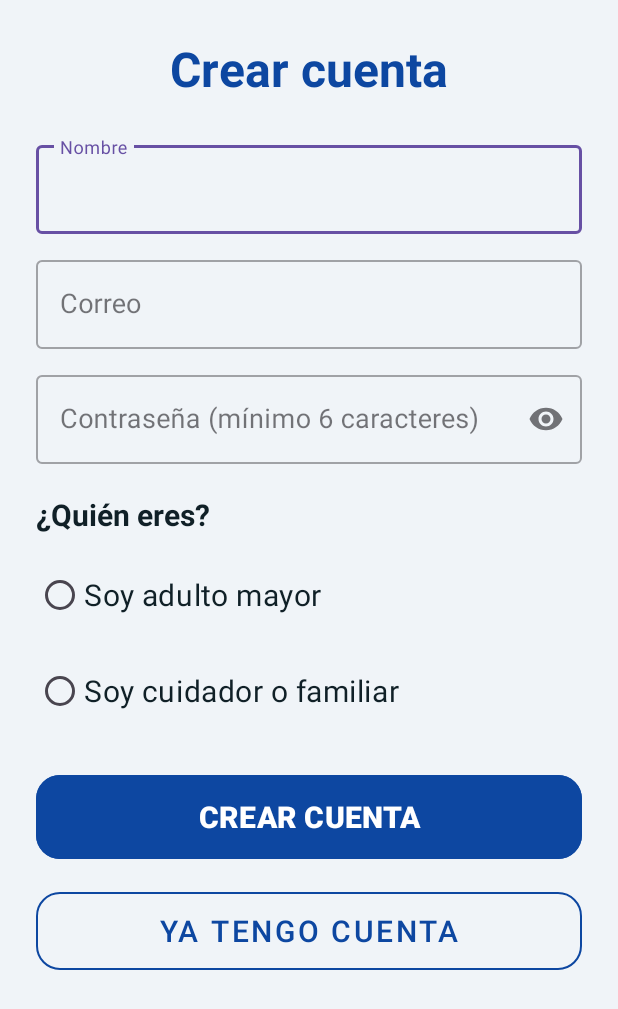
After one commit to Riho1567/MediBuddy, an Android app: the RegistroCuentaActivity screen opened directly, with no data from a screen before it, on a phone screen of 412 x 824 dp. The commit adds this screen. Shown: the top 1009 px of the screen. Run offline under Robolectric (Android 15) with nearby library versions, the phone set to English and light mode, and no system bars.

Commit message:
Agrega registro de cuenta con elección de perfil

```diff
--- a/app/src/main/AndroidManifest.xml
+++ b/app/src/main/AndroidManifest.xml
@@ -16,6 +16,12 @@
         android:roundIcon="@mipmap/ic_launcher_round"
         android:supportsRtl="true"
         android:theme="@style/Theme.MediBox">
+
+
+        <activity
+            android:name=".ui.RegistroCuentaActivity"
+            android:exported="false"
+            android:windowSoftInputMode="adjustResize" />
 
         <!-- Pantalla inicial: Login estético -->
         <activity
--- a/app/src/main/java/com/medibox/ui/LoginActivity.kt
+++ b/app/src/main/java/com/medibox/ui/LoginActivity.kt
@@ -21,8 +21,14 @@ class LoginActivity : AppCompatActivity() {
             val intent = Intent(this, MainActivity::class.java).apply {
                 putExtra("USUARIO_NOMBRE", usuario)
             }
+
+
             startActivity(intent)
             finish()
         }
+
+        findViewById<Button>(R.id.btnIrRegistro).setOnClickListener {
+            startActivity(Intent(this, RegistroCuentaActivity::class.java))
+        }
     }
 }
--- /dev/null
+++ b/app/src/main/java/com/medibox/ui/RegistroCuentaActivity.kt
@@ -0,0 +1,66 @@
+package com.medibox.ui
+
+import android.content.Context
+import android.content.Intent
+import android.os.Bundle
+import android.widget.RadioGroup
+import android.widget.TextView
+import androidx.appcompat.app.AppCompatActivity
+import com.google.android.material.button.MaterialButton
+import com.google.android.material.textfield.TextInputEditText
+import com.medibox.R
+
+class RegistroCuentaActivity : AppCompatActivity() {
+
+    override fun onCreate(savedInstanceState: Bundle?) {
+        super.onCreate(savedInstanceState)
+        setContentView(R.layout.activity_registro_cuenta)
+
+        val etNombre = findViewById<TextInputEditText>(R.id.etNombreCuenta)
+        val etCorreo = findViewById<TextInputEditText>(R.id.etCorreoCuenta)
+        val etPassword = findViewById<TextInputEditText>(R.id.etPasswordCuenta)
+        val rgPerfil = findViewById<RadioGroup>(R.id.rgPerfil)
+        val tvError = findViewById<TextView>(R.id.tvErrorCuenta)
+        val btnCrear = findViewById<MaterialButton>(R.id.btnCrearCuenta)
+        val btnVolver = findViewById<MaterialButton>(R.id.btnVolverLogin)
+
+        btnVolver.setOnClickListener { finish() }
+
+        btnCrear.setOnClickListener {
+            val nombre = etNombre.text.toString().trim()
+            val correo = etCorreo.text.toString().trim()
+            val password = etPassword.text.toString()
+
+            val error = when {
+                nombre.isEmpty() -> "Escribe tu nombre"
+                !android.util.Patterns.EMAIL_ADDRESS.matcher(correo).matches() ->
+                    "Escribe un correo válido"
+                password.length < 6 -> "La contraseña debe tener al menos 6 caracteres"
+                rgPerfil.checkedRadioButtonId == -1 -> "Elige tu perfil"
+                else -> null
+            }
+
+            if (error != null) {
+                tvError.text = error
+                tvError.visibility = TextView.VISIBLE
+                return@setOnClickListener
+            }
+
+            val perfil = if (rgPerfil.checkedRadioButtonId == R.id.rbCuidador)
+                "CUIDADOR" else "ADULTO_MAYOR"
+
+            // Guardado local temporal; luego se reemplaza por la llamada al servidor.
+            getSharedPreferences("medibuddy", Context.MODE_PRIVATE).edit()
+                .putString("nombre", nombre)
+                .putString("correo", correo)
+                .putString("perfil", perfil)
+                .apply()
+
+            startActivity(Intent(this, MainActivity::class.java).apply {
+                putExtra("USUARIO_NOMBRE", nombre)
+                putExtra("PERFIL", perfil)
+            })
+            finishAffinity()
+        }
+    }
+}
--- a/app/src/main/res/layout/activity_login.xml
+++ b/app/src/main/res/layout/activity_login.xml
@@ -89,6 +89,18 @@
                 android:textStyle="bold"
                 app:cornerRadius="14dp" />
 
+            <com.google.android.material.button.MaterialButton
+                android:id="@+id/btnIrRegistro"
+                style="@style/Widget.MaterialComponents.Button.OutlinedButton"
+                android:layout_width="match_parent"
+                android:layout_height="64dp"
+                android:layout_marginTop="12dp"
+                android:text="Crear cuenta"
+                android:textColor="#0D47A1"
+                android:textSize="20sp"
+                app:cornerRadius="16dp"
+                app:strokeColor="#0D47A1" />
+
         </LinearLayout>
     </com.google.android.material.card.MaterialCardView>
 </LinearLayout>
--- /dev/null
+++ b/app/src/main/res/layout/activity_registro_cuenta.xml
@@ -0,0 +1,136 @@
+<?xml version="1.0" encoding="utf-8"?>
+<ScrollView xmlns:android="http://schemas.android.com/apk/res/android"
+    xmlns:app="http://schemas.android.com/apk/res-auto"
+    android:layout_width="match_parent"
+    android:layout_height="match_parent"
+    android:background="#F0F4F8"
+    android:fillViewport="true">
+
+    <LinearLayout
+        android:layout_width="match_parent"
+        android:layout_height="wrap_content"
+        android:gravity="center_horizontal"
+        android:orientation="vertical"
+        android:padding="24dp">
+
+        <TextView
+            android:layout_width="wrap_content"
+            android:layout_height="wrap_content"
+            android:text="Crear cuenta"
+            android:textColor="#0D47A1"
+            android:textSize="32sp"
+            android:textStyle="bold" />
+
+        <com.google.android.material.textfield.TextInputLayout
+            style="@style/Widget.MaterialComponents.TextInputLayout.OutlinedBox"
+            android:layout_width="match_parent"
+            android:layout_height="wrap_content"
+            android:layout_marginTop="24dp"
+            android:hint="Nombre">
+
+            <com.google.android.material.textfield.TextInputEditText
+                android:id="@+id/etNombreCuenta"
+                android:layout_width="match_parent"
+                android:layout_height="wrap_content"
+                android:inputType="textPersonName"
+                android:textSize="18sp" />
+        </com.google.android.material.textfield.TextInputLayout>
+
+        <com.google.android.material.textfield.TextInputLayout
+            style="@style/Widget.MaterialComponents.TextInputLayout.OutlinedBox"
+            android:layout_width="match_parent"
+            android:layout_height="wrap_content"
+            android:layout_marginTop="12dp"
+            android:hint="Correo">
+
+            <com.google.android.material.textfield.TextInputEditText
+                android:id="@+id/etCorreoCuenta"
+                android:layout_width="match_parent"
+                android:layout_height="wrap_content"
+                android:inputType="textEmailAddress"
+                android:textSize="18sp" />
+        </com.google.android.material.textfield.TextInputLayout>
+
+        <com.google.android.material.textfield.TextInputLayout
+            style="@style/Widget.MaterialComponents.TextInputLayout.OutlinedBox"
+            android:layout_width="match_parent"
+            android:layout_height="wrap_content"
+            android:layout_marginTop="12dp"
+            android:hint="Contraseña (mínimo 6 caracteres)"
+            app:endIconMode="password_toggle">
+
+            <com.google.android.material.textfield.TextInputEditText
+                android:id="@+id/etPasswordCuenta"
+                android:layout_width="match_parent"
+                android:layout_height="wrap_content"
+                android:inputType="textPassword"
+                android:textSize="18sp" />
+        </com.google.android.material.textfield.TextInputLayout>
+
+        <TextView
+            android:layout_width="match_parent"
+            android:layout_height="wrap_content"
+            android:layout_marginTop="20dp"
+            android:text="¿Quién eres?"
+            android:textColor="#102027"
+            android:textSize="20sp"
+            android:textStyle="bold" />
+
+        <RadioGroup
+            android:id="@+id/rgPerfil"
+            android:layout_width="match_parent"
+            android:layout_height="wrap_content"
+            android:layout_marginTop="8dp"
+            android:orientation="vertical">
+
+            <com.google.android.material.radiobutton.MaterialRadioButton
+                android:id="@+id/rbAdulto"
+                android:layout_width="match_parent"
+                android:layout_height="64dp"
+                android:text="Soy adulto mayor"
+                android:textColor="#102027"
+                android:textSize="20sp" />
+
+            <com.google.android.material.radiobutton.MaterialRadioButton
+                android:id="@+id/rbCuidador"
+                android:layout_width="match_parent"
+                android:layout_height="64dp"
+                android:text="Soy cuidador o familiar"
+                android:textColor="#102027"
+                android:textSize="20sp" />
+        </RadioGroup>
+
+        <TextView
+            android:id="@+id/tvErrorCuenta"
+            android:layout_width="match_parent"
+            android:layout_height="wrap_content"
+            android:layout_marginTop="8dp"
+            android:textColor="#B71C1C"
+            android:textSize="18sp"
+            android:visibility="gone" />
+
+        <com.google.android.material.button.MaterialButton
+            android:id="@+id/btnCrearCuenta"
+            android:layout_width="match_parent"
+            android:layout_height="64dp"
+            android:layout_marginTop="20dp"
+            android:backgroundTint="#0D47A1"
+            android:text="CREAR CUENTA"
+            android:textColor="#FFFFFF"
+            android:textSize="20sp"
+            android:textStyle="bold"
+            app:cornerRadius="16dp" />
+
+        <com.google.android.material.button.MaterialButton
+            android:id="@+id/btnVolverLogin"
+            style="@style/Widget.MaterialComponents.Button.OutlinedButton"
+            android:layout_width="match_parent"
+            android:layout_height="64dp"
+            android:layout_marginTop="12dp"
+            android:text="Ya tengo cuenta"
+            android:textColor="#0D47A1"
+            android:textSize="20sp"
+            app:cornerRadius="16dp"
+            app:strokeColor="#0D47A1" />
+    </LinearLayout>
+</ScrollView>
```
